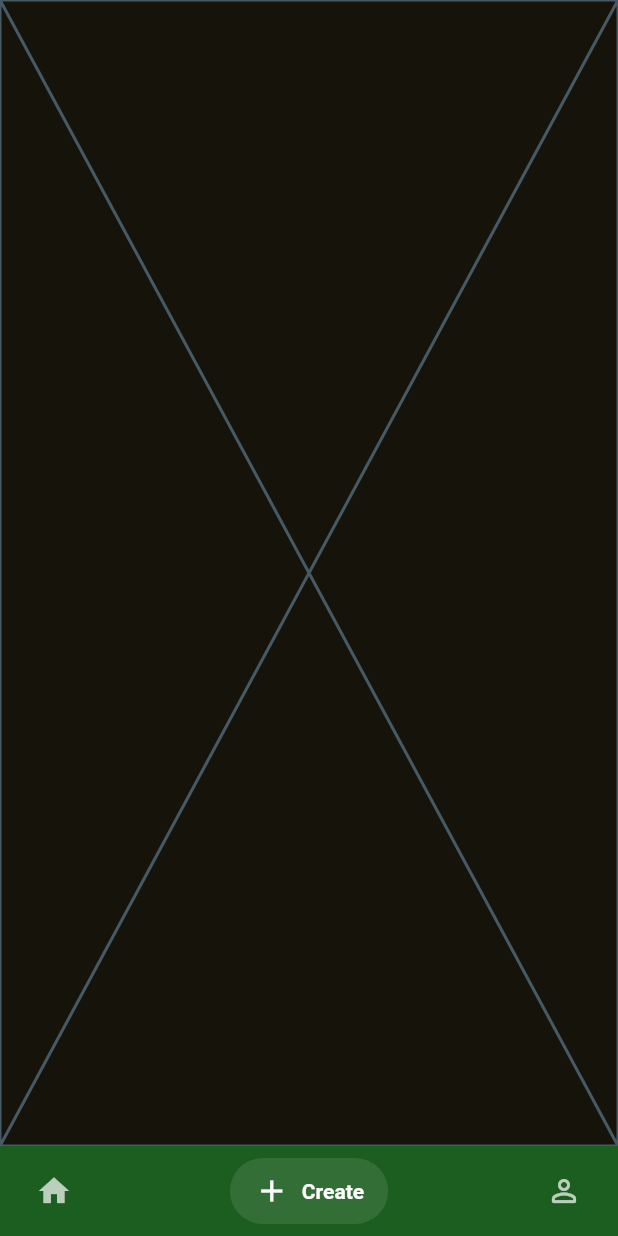
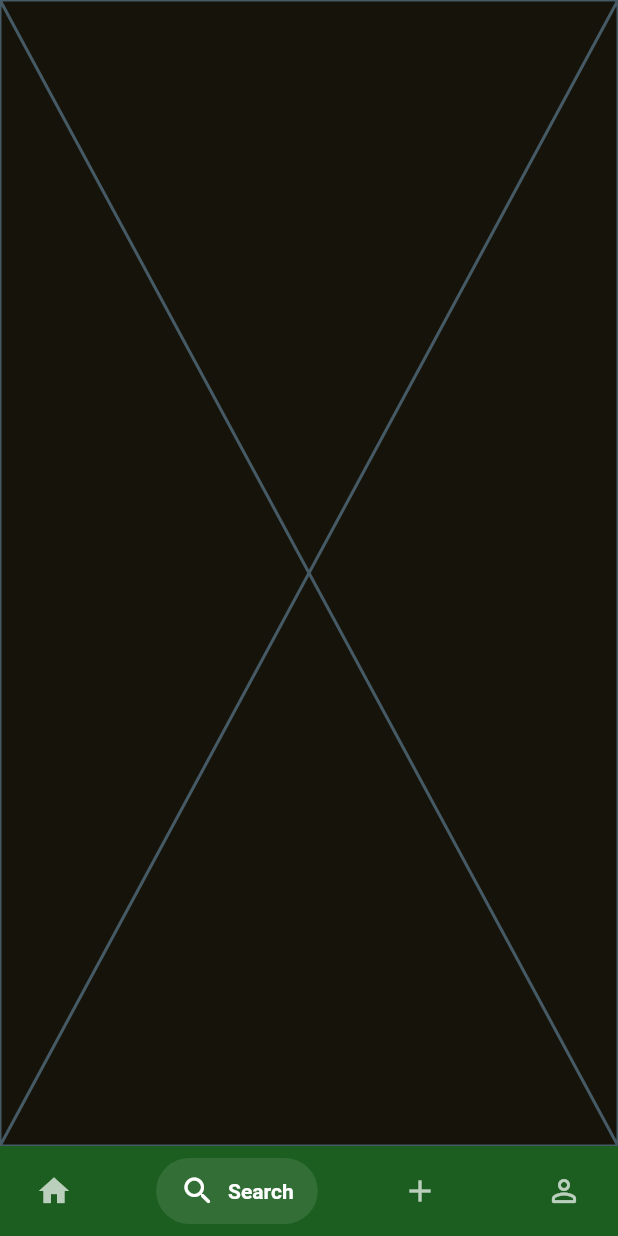
Before and after one commit to eternity2745/Civic-Link, a Flutter app: the screen it shows after launch, item 2 of the bottom bar chosen, on a phone screen of 412 x 824 dp. Run offline on Flutter 3.47's test engine with Material 3 defaults, Android fonts, the phone set to English and light mode, and no system bars; drawn by our look-alikes of salomon_bottom_bar; our stand-ins replace flutter_animate, rive, sizer, timelines_plus.

Commit message:
made changes to navbar, added search

```diff
--- a/userapp/lib/screens/home.dart
+++ b/userapp/lib/screens/home.dart
@@ -4,6 +4,7 @@ import 'package:sizer/sizer.dart';
 import 'package:userapp/screens/landing.dart';
 import 'package:userapp/screens/createPost.dart';
 import 'package:userapp/screens/profile.dart';
+import 'package:userapp/screens/search.dart';
 
 class HomeScreen extends StatefulWidget {
   const HomeScreen({super.key});
@@ -26,8 +27,10 @@ class _HomeScreenState extends State<HomeScreen> {
         unselectedItemColor: Colors.white70,
         items: [
           SalomonBottomBarItem(icon: Icon(Icons.home), title: Text("Home")),
+          SalomonBottomBarItem(icon: Icon(Icons.search_rounded), title: Text("Search")),
           SalomonBottomBarItem(icon: Icon(Icons.add), title: Text("Create")),
           SalomonBottomBarItem(icon: Icon(Icons.person_outline_rounded), title: Text("Profile")),
+
         ],
         currentIndex: selectedIndex,
         onTap: (index) {
@@ -40,7 +43,7 @@ class _HomeScreenState extends State<HomeScreen> {
         body: PageView(
           physics: NeverScrollableScrollPhysics(),
           controller: _pageController,
-          children: [LandingScreen(), PostCreateScreen(), ProfileScreen()],
+          children: [LandingScreen(), SearchScreen(), PostCreateScreen(), ProfileScreen()],
 
         ),
     );
--- /dev/null
+++ b/userapp/lib/screens/search.dart
@@ -0,0 +1,15 @@
+import 'package:flutter/material.dart';
+
+class SearchScreen extends StatefulWidget {
+  const SearchScreen({super.key});
+
+  @override
+  State<SearchScreen> createState() => _SearchScreenState();
+}
+
+class _SearchScreenState extends State<SearchScreen> {
+  @override
+  Widget build(BuildContext context) {
+    return const Placeholder();
+  }
+}
```
